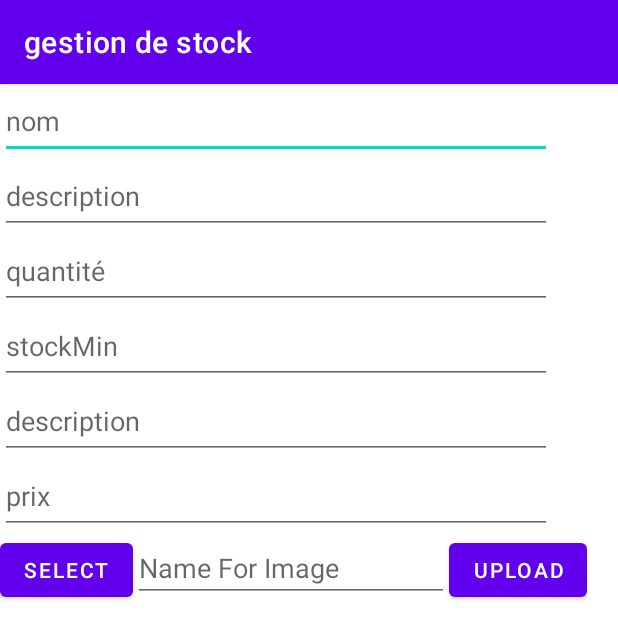
After one commit to lionel-kg/gestion_app, an Android app: the AddArticleActivity screen opened directly, with no data from a screen before it, on a phone screen of 412 x 824 dp. The commit adds this screen. Shown: the top 639 px of the screen. Run offline under Robolectric (Android 15) with nearby library versions, the phone set to English and light mode, and no system bars.

Commit message:
ajout des modele et formulaire d'ajout d'article et fournisseur

```diff
--- a/app/build.gradle
+++ b/app/build.gradle
@@ -26,6 +26,7 @@ android {
         sourceCompatibility JavaVersion.VERSION_1_8
         targetCompatibility JavaVersion.VERSION_1_8
     }
+    useLibrary 'org.apache.http.legacy'
 }
 
 dependencies {
--- a/app/src/main/AndroidManifest.xml
+++ b/app/src/main/AndroidManifest.xml
@@ -1,6 +1,8 @@
 <?xml version="1.0" encoding="utf-8"?>
 <manifest xmlns:android="http://schemas.android.com/apk/res/android"
     package="com.example.gestiondestock">
+
+    <uses-permission android:name="android.permission.INTERNET" />
 
     <application
         android:allowBackup="true"
@@ -9,9 +11,11 @@
         android:roundIcon="@mipmap/ic_launcher_round"
         android:supportsRtl="true"
         android:theme="@style/Theme.GestionDeStock">
-        <activity android:name=".vue.TransactionActivity"></activity>
+        <activity android:name=".vue.AddArticleActivity"></activity>
+        <activity android:name=".vue.TransactionActivity" />
         <activity android:name=".vue.FournisseurActivity" />
         <activity android:name=".vue.InventaireActivity" />
+        <activity android:name=".vue.AddFournisseurActivity" />
         <activity android:name=".vue.MainActivity">
             <intent-filter>
                 <action android:name="android.intent.action.MAIN" />
--- /dev/null
+++ b/app/src/main/java/com/example/gestiondestock/outils/AsyncResponse.java
@@ -0,0 +1,5 @@
+package com.example.gestiondestock.outils;
+
+public interface AsyncResponse {
+    void processFinish(String output);
+}
--- /dev/null
+++ b/app/src/main/java/com/example/gestiondestock/vue/AddArticleActivity.java
@@ -0,0 +1,16 @@
+package com.example.gestiondestock.vue;
+
+import androidx.appcompat.app.AppCompatActivity;
+
+import android.os.Bundle;
+
+import com.example.gestiondestock.R;
+
+public class AddArticleActivity extends AppCompatActivity {
+
+    @Override
+    protected void onCreate(Bundle savedInstanceState) {
+        super.onCreate(savedInstanceState);
+        setContentView(R.layout.activity_add_article);
+    }
+}
--- a/app/src/main/java/com/example/gestiondestock/vue/FournisseurActivity.java
+++ b/app/src/main/java/com/example/gestiondestock/vue/FournisseurActivity.java
@@ -37,7 +37,7 @@ public class FournisseurActivity extends AppCompatActivity {
 
             TextView tv = new TextView(this);
             tv.setLayoutParams(new LinearLayout.LayoutParams(ViewGroup.LayoutParams.WRAP_CONTENT, ViewGroup.LayoutParams.WRAP_CONTENT,1));
-            tv.setText("hello world numero"+i);
+            tv.setText("fournisseur numero"+i);
             lv2.addView(tv);
 
         }
--- /dev/null
+++ b/app/src/main/res/layout/activity_add_article.xml
@@ -0,0 +1,130 @@
+<?xml version="1.0" encoding="utf-8"?>
+<androidx.constraintlayout.widget.ConstraintLayout
+    xmlns:android="http://schemas.android.com/apk/res/android"
+    xmlns:app="http://schemas.android.com/apk/res-auto"
+    xmlns:tools="http://schemas.android.com/tools"
+    android:layout_width="match_parent"
+    android:layout_height="match_parent"
+    tools:context=".vue.AddArticleActivity">
+    <LinearLayout
+        android:layout_width="391dp"
+        android:layout_height="842dp"
+        android:orientation="vertical"
+        tools:layout_editor_absoluteX="20dp"
+        tools:layout_editor_absoluteY="4dp"
+        tools:ignore="MissingConstraints">
+
+        <LinearLayout
+            android:layout_width="368dp"
+            android:layout_height="50dp"
+            android:orientation="horizontal">
+
+            <EditText
+                android:id="@+id/nom"
+                android:layout_width="match_parent"
+                android:layout_height="match_parent"
+                android:hint="nom"></EditText>
+        </LinearLayout>
+
+        <LinearLayout
+            android:layout_width="368dp"
+            android:layout_height="50dp"
+            android:orientation="horizontal">
+
+            <EditText
+                android:id="@+id/description"
+                android:layout_width="match_parent"
+                android:layout_height="match_parent"
+                android:hint="description"></EditText>
+        </LinearLayout>
+
+        <LinearLayout
+            android:layout_width="368dp"
+            android:layout_height="50dp"
+            android:orientation="horizontal">
+
+            <EditText
+                android:id="@+id/quantité"
+                android:layout_width="match_parent"
+                android:layout_height="match_parent"
+                android:hint="quantité"></EditText>
+        </LinearLayout>
+
+        <LinearLayout
+            android:layout_width="368dp"
+            android:layout_height="50dp"
+            android:orientation="horizontal">
+
+            <EditText
+                android:id="@+id/stockMin"
+                android:layout_width="match_parent"
+                android:layout_height="match_parent"
+                android:hint="stockMin"></EditText>
+        </LinearLayout>
+
+        <LinearLayout
+            android:layout_width="368dp"
+            android:layout_height="50dp"
+            android:orientation="horizontal">
+
+            <EditText
+                android:id="@+id/stockMax"
+                android:layout_width="match_parent"
+                android:layout_height="match_parent"
+                android:hint="description"></EditText>
+        </LinearLayout>
+        <LinearLayout
+            android:layout_width="368dp"
+            android:layout_height="50dp"
+            android:orientation="horizontal">
+
+            <EditText
+                android:id="@+id/prix"
+                android:layout_width="match_parent"
+                android:layout_height="match_parent"
+                android:hint="prix"></EditText>
+        </LinearLayout>
+
+        //uploadimage
+        <LinearLayout
+            android:gravity="center_horizontal"
+            android:layout_width="match_parent"
+            android:layout_height="wrap_content"
+            android:orientation="horizontal">
+
+            <Button
+                android:id="@+id/buttonChoose"
+                android:layout_width="wrap_content"
+                android:layout_height="wrap_content"
+                android:text="Select" />
+
+            <EditText
+                android:id="@+id/editTextName"
+                android:hint="Name For Image"
+                android:layout_weight="1"
+                android:layout_width="wrap_content"
+                android:layout_height="wrap_content" />
+
+            <Button
+                android:id="@+id/buttonUpload"
+                android:layout_width="wrap_content"
+                android:layout_height="wrap_content"
+                android:text="Upload" />
+
+        </LinearLayout>
+
+        <ImageView
+            android:id="@+id/imageView"
+            android:layout_width="match_parent"
+            android:layout_height="match_parent" />
+
+        <Button
+            android:layout_width="wrap_content"
+            android:layout_height="wrap_content"
+            android:layout_marginLeft="50pt"
+            android:layout_marginTop="30px"
+            android:text="valider"></Button>
+    </LinearLayout>
+
+
+</androidx.constraintlayout.widget.ConstraintLayout>
--- a/app/src/main/res/layout/activity_main.xml
+++ b/app/src/main/res/layout/activity_main.xml
@@ -45,6 +45,7 @@
                         android:orientation="vertical"
                         android:layout_weight="1">
                         <ImageView
+                            android:id="@+id/addArticle"
                             android:layout_width="wrap_content"
                             android:layout_height="wrap_content"
                             android:src="@drawable/ajout"/>
@@ -156,6 +157,7 @@
                             android:layout_weight="1"
                             android:orientation="vertical">
                             <ImageView
+                                android:id="@+id/addFournisseur"
                                 android:layout_width="wrap_content"
                                 android:layout_height="wrap_content"
                                 android:src="@drawable/ajout"/>
```
Also changed, not shown: app/src/main/java/com/example/gestiondestock/modele/Fournisseur.java (added, +66 -0 lines), app/src/main/java/com/example/gestiondestock/modele/Magasinier.java (added, +62 -0 lines), app/src/main/java/com/example/gestiondestock/outils/AccesHTTP.java (added, +70 -0 lines), app/src/main/java/com/example/gestiondestock/outils/MyHttpURLConnection.java (added, +44 -0 lines), app/src/main/java/com/example/gestiondestock/outils/NetworkAsyncTask.java (added, +41 -0 lines), app/src/main/java/com/example/gestiondestock/vue/AddFournisseurActivity.java (added, +16 -0 lines), app/src/main/java/com/example/gestiondestock/vue/InventaireActivity.java (+79 -4 lines), app/src/main/java/com/example/gestiondestock/vue/MainActivity.java (+20 -0 lines), app/src/main/res/layout/activity_add_fournisseur.xml (added, +84 -0 lines), app/src/main/res/layout/activity_inventaire.xml (+13 -52 lines).
